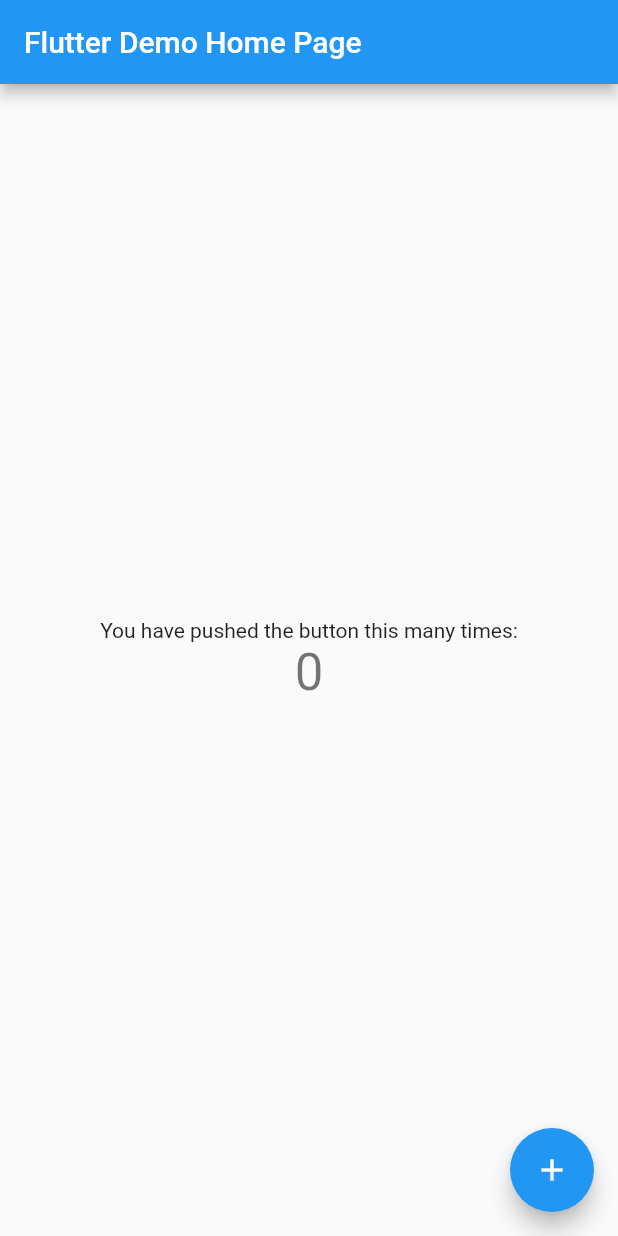
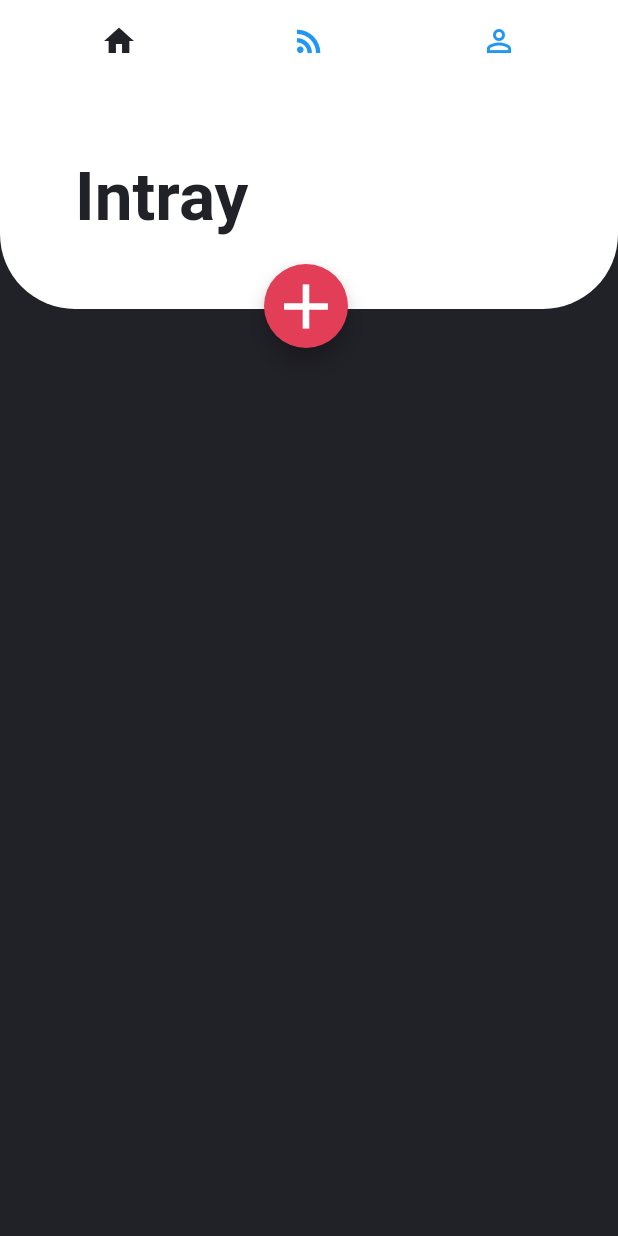
Before and after one commit to orangeztorm/TodoApp, a Flutter app: the screen it shows after launch, on a phone screen of 412 x 824 dp. Run offline on Flutter 3.47's test engine with Material 2 defaults, Android fonts, the phone set to English and light mode, and no system bars; Roboto replaces fonts that are missing (Avenir).

Commit message:
Create intray top bar and button #2

```diff
--- a/App/todoApp/lib/main.dart
+++ b/App/todoApp/lib/main.dart
@@ -1,29 +1,18 @@
 import 'package:flutter/material.dart';
+import 'package:todoApp/models/global.dart';
 
 void main() {
   runApp(MyApp());
 }
 
 class MyApp extends StatelessWidget {
-  // This widget is the root of your application.
   @override
   Widget build(BuildContext context) {
     return MaterialApp(
       title: 'Flutter Demo',
+      debugShowCheckedModeBanner: false,
       theme: ThemeData(
-        // This is the theme of your application.
-        //
-        // Try running your application with "flutter run". You'll see the
-        // application has a blue toolbar. Then, without quitting the app, try
-        // changing the primarySwatch below to Colors.green and then invoke
-        // "hot reload" (press "r" in the console where you ran "flutter run",
-        // or simply save your changes to "hot reload" in a Flutter IDE).
-        // Notice that the counter didn't reset back to zero; the application
-        // is not restarted.
         primarySwatch: Colors.blue,
-        // This makes the visual density adapt to the platform that you run
-        // the app on. For desktop platforms, the controls will be smaller and
-        // closer together (more dense) than on mobile platforms.
         visualDensity: VisualDensity.adaptivePlatformDensity,
       ),
       home: MyHomePage(title: 'Flutter Demo Home Page'),
@@ -34,15 +23,6 @@ class MyApp extends StatelessWidget {
 class MyHomePage extends StatefulWidget {
   MyHomePage({Key key, this.title}) : super(key: key);
 
-  // This widget is the home page of your application. It is stateful, meaning
-  // that it has a State object (defined below) that contains fields that affect
-  // how it looks.
-
-  // This class is the configuration for the state. It holds the values (in this
-  // case the title) provided by the parent (in this case the App widget) and
-  // used by the build method of the State. Fields in a Widget subclass are
-  // always marked "final".
-
   final String title;
 
   @override
@@ -50,68 +30,86 @@ class MyHomePage extends StatefulWidget {
 }
 
 class _MyHomePageState extends State<MyHomePage> {
-  int _counter = 0;
-
-  void _incrementCounter() {
-    setState(() {
-      // This call to setState tells the Flutter framework that something has
-      // changed in this State, which causes it to rerun the build method below
-      // so that the display can reflect the updated values. If we changed
-      // _counter without calling setState(), then the build method would not be
-      // called again, and so nothing would appear to happen.
-      _counter++;
-    });
-  }
-
   @override
   Widget build(BuildContext context) {
-    // This method is rerun every time setState is called, for instance as done
-    // by the _incrementCounter method above.
-    //
-    // The Flutter framework has been optimized to make rerunning build methods
-    // fast, so that you can just rebuild anything that needs updating rather
-    // than having to individually change instances of widgets.
-    return Scaffold(
-      appBar: AppBar(
-        // Here we take the value from the MyHomePage object that was created by
-        // the App.build method, and use it to set our appbar title.
-        title: Text(widget.title),
-      ),
-      body: Center(
-        // Center is a layout widget. It takes a single child and positions it
-        // in the middle of the parent.
-        child: Column(
-          // Column is also a layout widget. It takes a list of children and
-          // arranges them vertically. By default, it sizes itself to fit its
-          // children horizontally, and tries to be as tall as its parent.
-          //
-          // Invoke "debug painting" (press "p" in the console, choose the
-          // "Toggle Debug Paint" action from the Flutter Inspector in Android
-          // Studio, or the "Toggle Debug Paint" command in Visual Studio Code)
-          // to see the wireframe for each widget.
-          //
-          // Column has various properties to control how it sizes itself and
-          // how it positions its children. Here we use mainAxisAlignment to
-          // center the children vertically; the main axis here is the vertical
-          // axis because Columns are vertical (the cross axis would be
-          // horizontal).
-          mainAxisAlignment: MainAxisAlignment.center,
-          children: <Widget>[
-            Text(
-              'You have pushed the button this many times:',
+    return new MaterialApp(
+      debugShowCheckedModeBanner: false,
+      color: Colors.yellow,
+      home: SafeArea(
+        child: DefaultTabController(
+          length: 3,
+          child: new Scaffold(
+            body: Stack(children: [
+              TabBarView(
+                children: [
+                  new Container(
+                    color: darkGreyColor,
+                  ),
+                  new Container(
+                    color: Colors.orange,
+                  ),
+                  new Container(
+                    color: Colors.lightGreen,
+                  ),
+                ],
+              ),
+              Container(
+                padding: EdgeInsets.only(left: 50),
+                height: 150,
+                decoration: BoxDecoration(
+                    color: Colors.white,
+                    borderRadius: BorderRadius.only(
+                        bottomLeft: Radius.circular(50),
+                        bottomRight: Radius.circular(50))),
+                child: Row(
+                  mainAxisAlignment: MainAxisAlignment.spaceBetween,
+                  children: [
+                    Text(
+                      'Intray',
+                      style: intrayTitleStyle,
+                    ),
+                    Container(),
+                  ],
+                ),
+              ),
+              Positioned(
+                  top: 120,
+                  right: 180,
+                  child: FloatingActionButton(
+                    backgroundColor: redColor,
+                    onPressed: null,
+                    child: Icon(
+                      Icons.add,
+                      size: 50,
+                    ),
+                  ))
+            ]),
+            appBar: AppBar(
+              elevation: 0,
+              title: TabBar(
+                tabs: [
+                  Tab(
+                    icon: new Icon(Icons.home),
+                  ),
+                  Tab(
+                    icon: new Icon(Icons.rss_feed),
+                  ),
+                  Tab(
+                    icon: new Icon(Icons.perm_identity),
+                  ),
+                ],
+                labelColor: darkGreyColor,
+                unselectedLabelColor: Colors.blue,
+                indicatorSize: TabBarIndicatorSize.label,
+                indicatorPadding: EdgeInsets.all(5.0),
+                indicatorColor: Colors.transparent,
+              ),
+              backgroundColor: Colors.white,
             ),
-            Text(
-              '$_counter',
-              style: Theme.of(context).textTheme.headline4,
-            ),
-          ],
+            backgroundColor: Colors.white,
+          ),
         ),
       ),
-      floatingActionButton: FloatingActionButton(
-        onPressed: _incrementCounter,
-        tooltip: 'Increment',
-        child: Icon(Icons.add),
-      ), // This trailing comma makes auto-formatting nicer for build methods.
     );
   }
 }
--- /dev/null
+++ b/App/todoApp/lib/models/global.dart
@@ -0,0 +1,10 @@
+import 'package:flutter/material.dart';
+
+Color darkGreyColor = new Color(0xFF212128);
+Color redColor = new Color(0xFFE33E57);
+
+TextStyle intrayTitleStyle = new TextStyle(
+    fontFamily: 'Avenir',
+    fontWeight: FontWeight.bold,
+    color: darkGreyColor,
+    fontSize: 45);
```
Also changed, not shown: 1 other file.
